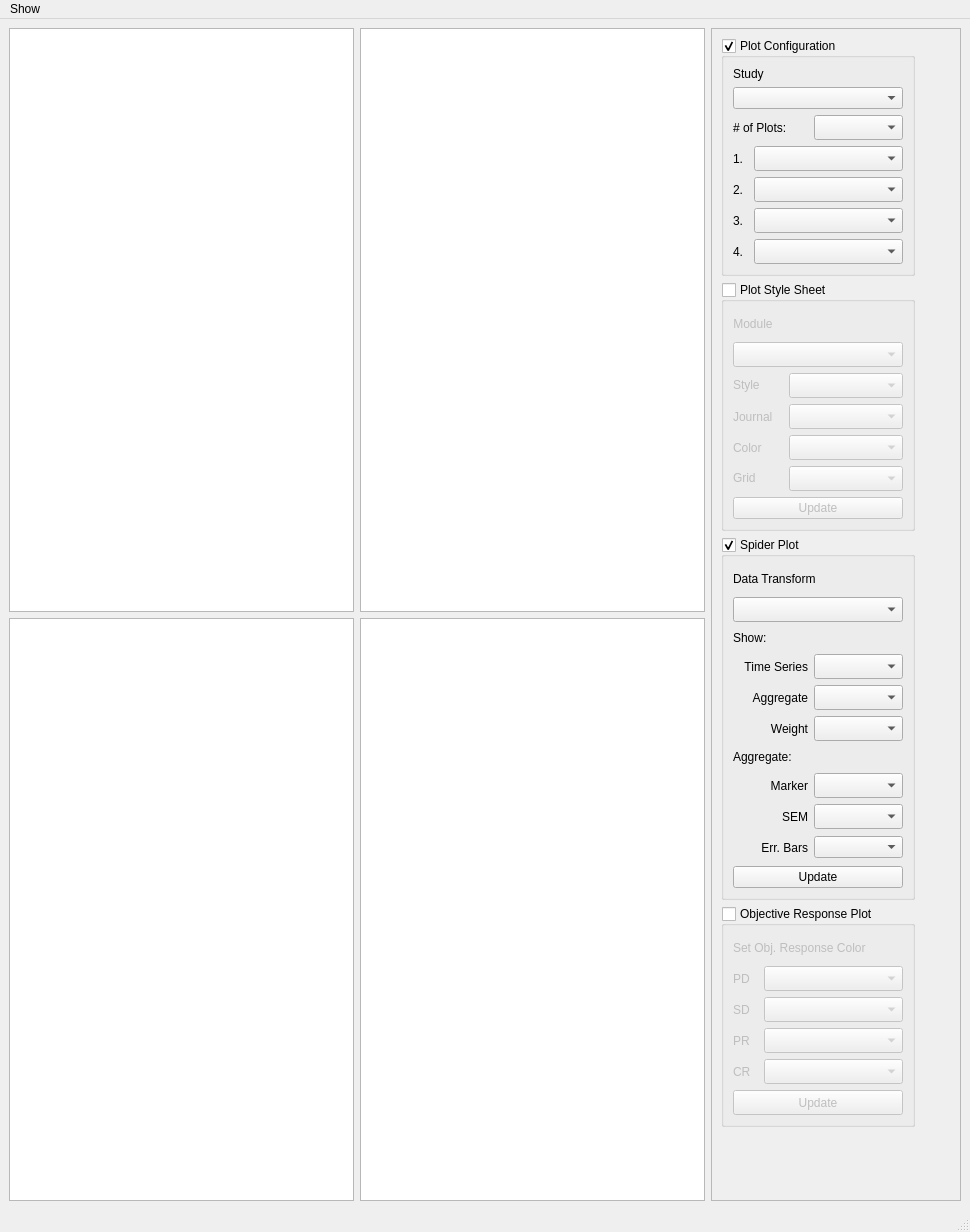
Qt form src/TumorVolumeStudyView.ui (DennisDean/TumorVolumetrics) before a commit.
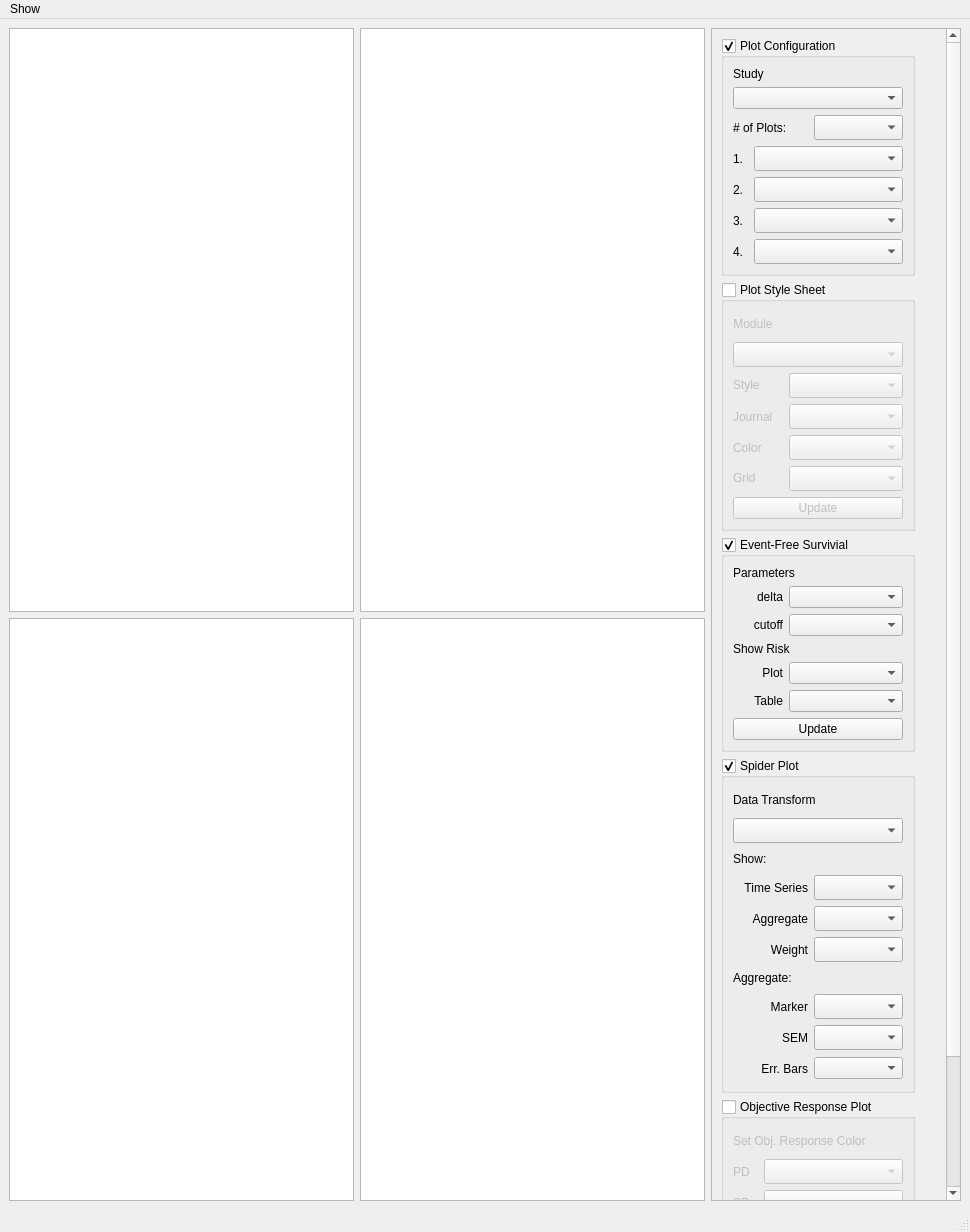
The same form after that commit.

Commit message: Updated study view ui to include names for the event free widgets. Need to make the event free groupbox animate and add combobox values.

```diff
--- a/src/TumorVolumeStudyView.ui
+++ b/src/TumorVolumeStudyView.ui
@@ -74,7 +74,7 @@
                <x>0</x>
                <y>0</y>
                <width>231</width>
-               <height>1217</height>
+               <height>1448</height>
               </rect>
              </property>
              <property name="sizePolicy">
@@ -602,6 +602,162 @@
                 </layout>
                </widget>
               </item>
+              <item>
+               <widget class="QGroupBox" name="groupBox">
+                <property name="title">
+                 <string>Event-Free Survivial</string>
+                </property>
+                <property name="checkable">
+                 <bool>true</bool>
+                </property>
+                <property name="checked">
+                 <bool>true</bool>
+                </property>
+                <layout class="QVBoxLayout" name="verticalLayout_8">
+                 <item>
+                  <layout class="QVBoxLayout" name="verticalLayout_9">
+                   <item>
+                    <widget class="QLabel" name="label_29">
+                     <property name="text">
+                      <string>Parameters</string>
+                     </property>
+                    </widget>
+                   </item>
+                   <item>
+                    <layout class="QHBoxLayout" name="horizontalLayout_3">
+                     <item>
+                      <widget class="QLabel" name="label_27">
+                       <property name="minimumSize">
+                        <size>
+                         <width>50</width>
+                         <height>0</height>
+                        </size>
+                       </property>
+                       <property name="maximumSize">
+                        <size>
+                         <width>50</width>
+                         <height>16777215</height>
+                        </size>
+                       </property>
+                       <property name="text">
+                        <string>delta</string>
+                       </property>
+                       <property name="alignment">
+                        <set>Qt::AlignRight|Qt::AlignTrailing|Qt::AlignVCenter</set>
+                       </property>
+                      </widget>
+                     </item>
+                     <item>
+                      <widget class="QComboBox" name="comboBox_event_free_delta"/>
+                     </item>
+                    </layout>
+                   </item>
+                   <item>
+                    <layout class="QHBoxLayout" name="horizontalLayout_20">
+                     <item>
+                      <widget class="QLabel" name="label_28">
+                       <property name="minimumSize">
+                        <size>
+                         <width>50</width>
+                         <height>0</height>
+                        </size>
+                       </property>
+                       <property name="maximumSize">
+                        <size>
+                         <width>50</width>
+                         <height>16777215</height>
+                        </size>
+                       </property>
+                       <property name="text">
+                        <string>cutoff</string>
+                       </property>
+                       <property name="alignment">
+                        <set>Qt::AlignRight|Qt::AlignTrailing|Qt::AlignVCenter</set>
+                       </property>
+                      </widget>
+                     </item>
+                     <item>
+                      <widget class="QComboBox" name="comboBox_event_free_cutoff"/>
+                     </item>
+                    </layout>
+                   </item>
+                   <item>
+                    <widget class="QLabel" name="label_30">
+                     <property name="text">
+                      <string>Show Risk</string>
+                     </property>
+                    </widget>
+                   </item>
+                   <item>
+                    <layout class="QHBoxLayout" name="horizontalLayout_21">
+                     <item>
+                      <widget class="QLabel" name="label_31">
+                       <property name="minimumSize">
+                        <size>
+                         <width>50</width>
+                         <height>0</height>
+                        </size>
+                       </property>
+                       <property name="maximumSize">
+                        <size>
+                         <width>50</width>
+                         <height>16777215</height>
+                        </size>
+                       </property>
+                       <property name="text">
+                        <string>Plot</string>
+                       </property>
+                       <property name="alignment">
+                        <set>Qt::AlignRight|Qt::AlignTrailing|Qt::AlignVCenter</set>
+                       </property>
+                      </widget>
+                     </item>
+                     <item>
+                      <widget class="QComboBox" name="comboBox_event_free_show_risk_plot"/>
+                     </item>
+                    </layout>
+                   </item>
+                   <item>
+                    <layout class="QHBoxLayout" name="horizontalLayout_25">
+                     <item>
+                      <widget class="QLabel" name="label_32">
+                       <property name="minimumSize">
+                        <size>
+                         <width>50</width>
+                         <height>0</height>
+                        </size>
+                       </property>
+                       <property name="maximumSize">
+                        <size>
+                         <width>50</width>
+                         <height>16777215</height>
+                        </size>
+                       </property>
+                       <property name="text">
+                        <string>Table</string>
+                       </property>
+                       <property name="alignment">
+                        <set>Qt::AlignRight|Qt::AlignTrailing|Qt::AlignVCenter</set>
+                       </property>
+                      </widget>
+                     </item>
+                     <item>
+                      <widget class="QComboBox" name="comboBox_event_free_show_risk_table"/>
+                     </item>
+                    </layout>
+                   </item>
+                   <item>
+                    <widget class="QPushButton" name="pushButton_event_free_update">
+                     <property name="text">
+                      <string>Update</string>
+                     </property>
+                    </widget>
+                   </item>
+                  </layout>
+                 </item>
+                </layout>
+               </widget>
+              </item>
               <item alignment="Qt::AlignTop">
                <widget class="QGroupBox" name="groupBox_configuration_spider">
                 <property name="sizePolicy">
@@ -989,13 +1145,6 @@
                      </item>
                     </layout>
                    </item>
-                   <item>
-                    <widget class="QPushButton" name="pushButton_update_spider">
-                     <property name="text">
-                      <string>Update</string>
-                     </property>
-                    </widget>
-                   </item>
                   </layout>
                  </item>
                 </layout>
```
The commit also changes 2 other files.
